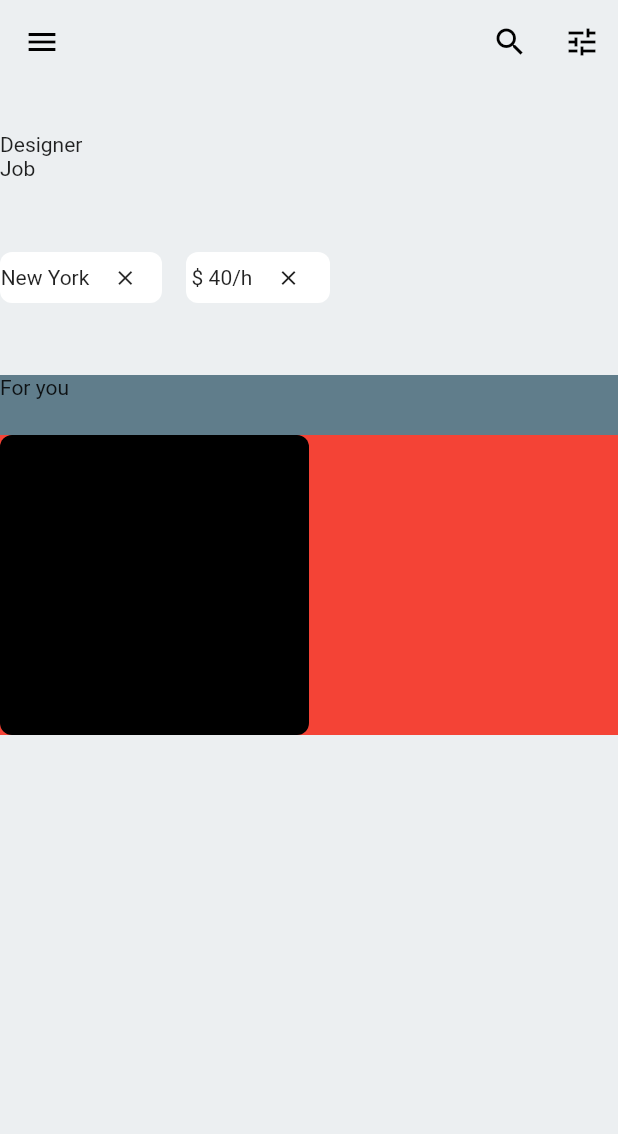
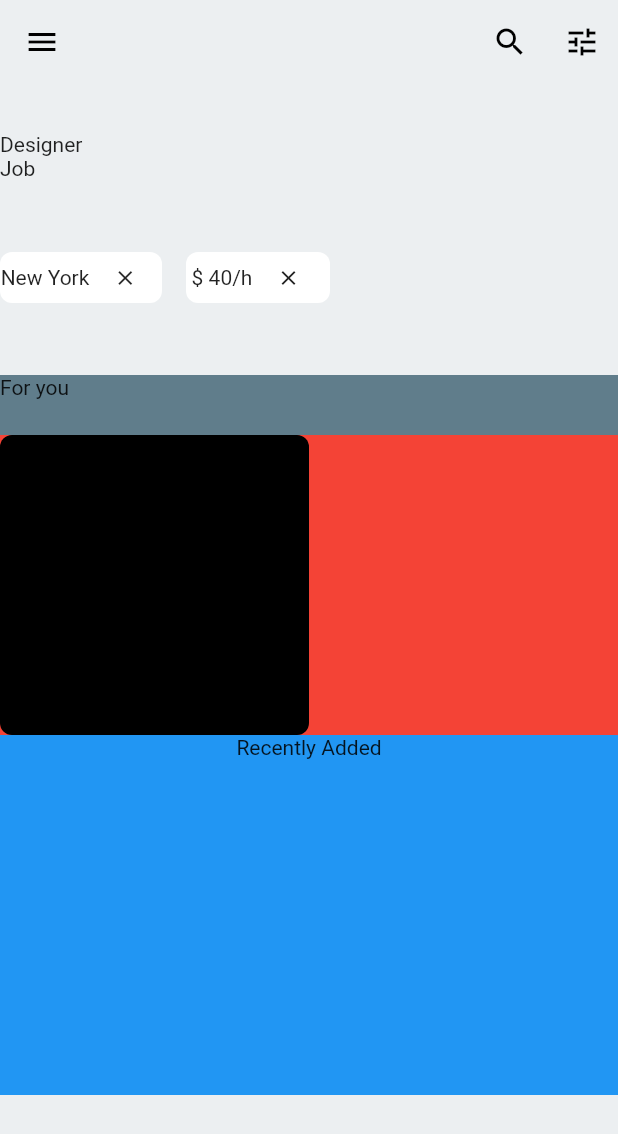
Before and after one commit to JAICHANGPARK/flutter_notebook_the_third_story, a Flutter app: the screen it shows after launch, on a phone screen of 412 x 824 dp. Shown: the top 1134 px of the screen. Run offline on Flutter 3.47's test engine with Material 2 defaults, Android fonts, the phone set to English and light mode, and no system bars; our stand-ins replace badges, dotted_border, fl_chart, google_fonts, page_transition, percent_indicator and 1 more.

Commit message:
Update main_page.dart

```diff
--- a/lib/job_finder_app/main_page.dart
+++ b/lib/job_finder_app/main_page.dart
@@ -116,7 +116,6 @@ class _MainPageState extends State<JopFinderMainPage> {
                 crossAxisAlignment: CrossAxisAlignment.start,
                 children: <Widget>[
                   Text("For you"),
-
                   Container(
                     height: 200,
                     color: Colors.red,
@@ -135,6 +134,17 @@ class _MainPageState extends State<JopFinderMainPage> {
                   )
                 ],
               ),
+            ),
+            Container(
+              height: 240,
+              width: double.infinity,
+              color: Colors.blue,
+              child: Column(
+                children: <Widget>[
+                  Text("Recently Added"),
+
+                ],
+              ),
             )
           ],
         ),
```
